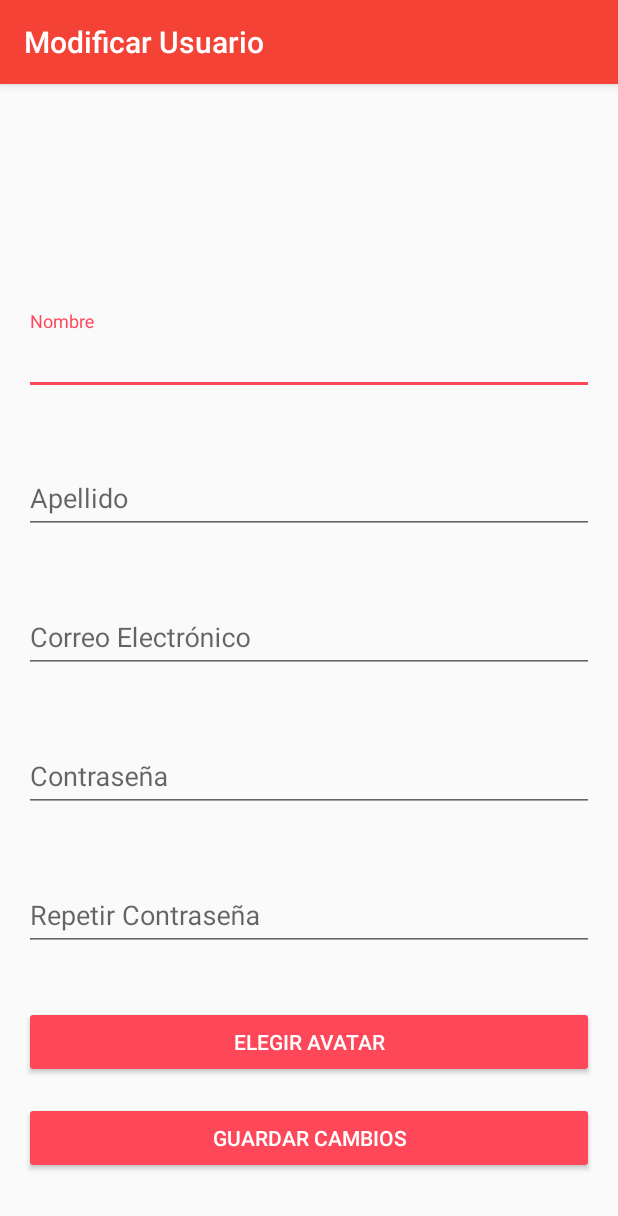
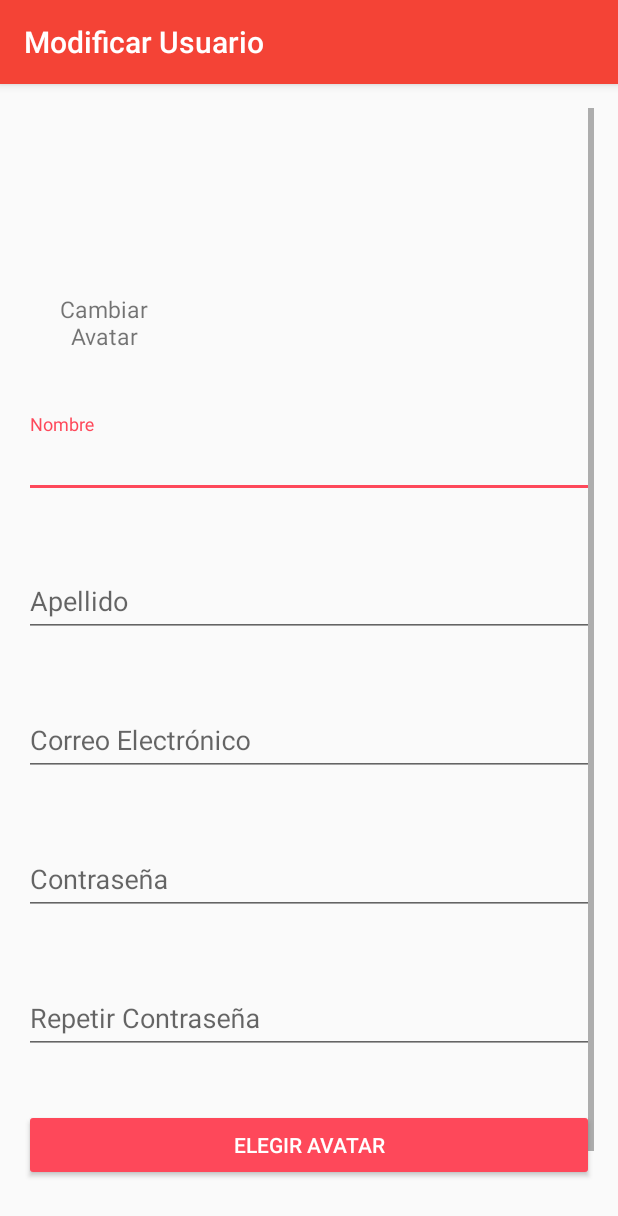
Before and after one commit to nicolaseirin/QuickSplit, an Android app: the ModifyUserActivity screen opened directly, with no data from a screen before it, on a phone screen of 412 x 824 dp. Shown: the top 1216 px of the screen. Run offline under Robolectric (Android 15) with nearby library versions, the phone set to English and light mode, and no system bars; our stand-ins replace CircleImageView; libraries missing offline, so code that uses them is left out: com.auth0.android; 5 statements that could not run were skipped.

Commit message:
Implemented avatar at all

```diff
--- a/src/FrontEnd/app/src/main/java/org/quicksplit/ui/ModifyUserActivity.java
+++ b/src/FrontEnd/app/src/main/java/org/quicksplit/ui/ModifyUserActivity.java
@@ -1,13 +1,12 @@
 package org.quicksplit.ui;
 
 import android.Manifest;
+import android.app.ProgressDialog;
 import android.content.Intent;
-import android.content.SharedPreferences;
 import android.content.pm.PackageManager;
 import android.database.Cursor;
 import android.net.Uri;
 import android.os.Bundle;
-import android.preference.PreferenceManager;
 import android.provider.MediaStore;
 import android.support.design.widget.TextInputLayout;
 import android.support.v4.app.ActivityCompat;
@@ -19,11 +18,9 @@ import android.widget.ImageView;
 import android.widget.TextView;
 import android.widget.Toast;
 
-import com.auth0.android.jwt.Claim;
-import com.auth0.android.jwt.JWT;
-
 import org.quicksplit.R;
 import org.quicksplit.ServiceGenerator;
+import org.quicksplit.TokenManager;
 import org.quicksplit.Utils;
 import org.quicksplit.models.User;
 import org.quicksplit.service.UserClient;
@@ -41,11 +38,7 @@ public class ModifyUserActivity extends AppCompatActivity implements View.OnClic
 
     private static int RESULT_LOAD_IMAGE = 1;
 
-    private String token;
-    private String userId;
     private User user;
-
-    private String filePath;
     private File file;
 
     private TextView mBigNameLastname;
@@ -110,15 +103,12 @@ public class ModifyUserActivity extends AppCompatActivity implements View.OnClic
     }
 
     private void getUserData() {
-        SharedPreferences preferences = PreferenceManager.getDefaultSharedPreferences(ModifyUserActivity.this);
-        token = preferences.getString("token", null);
+        TokenManager tokenManager = new TokenManager(this);
 
-        JWT parsedJWT = new JWT(token);
-        Claim subscriptionMetaData = parsedJWT.getClaim("Id");
-        userId = subscriptionMetaData.asString();
+        UserClient client = ServiceGenerator.createService(UserClient.class, tokenManager.getToken());
+        Call<User> call = client.getUser(tokenManager.getUserIdFromToken());
 
-        UserClient client = ServiceGenerator.createService(UserClient.class, token);
-        Call<User> call = client.getUser(userId);
+        final ProgressDialog loading = ProgressDialog.show(this, "Recuperando datos", "Espere...", false, false);
 
         call.enqueue(new Callback<User>() {
             @Override
@@ -126,14 +116,17 @@ public class ModifyUserActivity extends AppCompatActivity implements View.OnClic
                 if (response.isSuccessful()) {
                     user = response.body();
                     loadUserData();
+                    loading.dismiss();
                 } else {
                     Toast.makeText(ModifyUserActivity.this, "Error al solicitar la edición de datos.", Toast.LENGTH_SHORT).show();
+                    loading.dismiss();
                 }
             }
 
             @Override
             public void onFailure(Call<User> call, Throwable t) {
                 Toast.makeText(ModifyUserActivity.this, "Error al solicitar la edición de datos.", Toast.LENGTH_SHORT).show();
+                loading.dismiss();
             }
         });
     }
@@ -149,14 +142,18 @@ public class ModifyUserActivity extends AppCompatActivity implements View.OnClic
     }
 
     private void updateUserData() {
+
+        TokenManager tokenManager = new TokenManager(this);
+
         User newUser = new User();
+
         newUser.setName(mTextName.getText().toString());
         newUser.setLastName(mTextLastName.getText().toString());
         newUser.setMail(mTextEmail.getText().toString());
         newUser.setPassword(mTextPassword.getText().toString());
 
-        UserClient client = ServiceGenerator.createService(UserClient.class, token);
-        Call<User> call = client.editUser(userId, newUser);
+        UserClient client = ServiceGenerator.createService(UserClient.class, tokenManager.getToken());
+        Call<User> call = client.editUser(tokenManager.getUserIdFromToken(), newUser);
         call.enqueue(new Callback<User>() {
             @Override
             public void onResponse(Call<User> call, Response<User> response) {
@@ -165,8 +162,6 @@ public class ModifyUserActivity extends AppCompatActivity implements View.OnClic
                 } else {
                     Toast.makeText(ModifyUserActivity.this, "Error al intentar modificar datos.", Toast.LENGTH_SHORT).show();
                 }
-
-
             }
 
             @Override
@@ -190,10 +185,8 @@ public class ModifyUserActivity extends AppCompatActivity implements View.OnClic
     @Override
     protected void onActivityResult(int recuestCode, int resultCode, Intent data) {
         super.onActivityResult(recuestCode, resultCode, data);
+
         if (recuestCode == RESULT_LOAD_IMAGE && resultCode == RESULT_OK && data != null) {
-            //Uri selectedImage = data.getData();
-            //String path = selectedImage.getPath();
-
             Uri selectedImage = data.getData();
             String[] filePath = {MediaStore.Images.Media.DATA};
             Cursor c = getContentResolver().query(selectedImage, filePath,
@@ -209,23 +202,16 @@ public class ModifyUserActivity extends AppCompatActivity implements View.OnClic
 
     private void uploadToServer(String filePath) {
 
-        this.filePath = filePath;
+        TokenManager tokenManager = new TokenManager(this);
 
-        SharedPreferences preferences = PreferenceManager.getDefaultSharedPreferences(ModifyUserActivity.this);
-        token = preferences.getString("token", null);
-
-        JWT parsedJWT = new JWT(token);
-        Claim subscriptionMetaData = parsedJWT.getClaim("Id");
-        userId = subscriptionMetaData.asString();
-
-        UserClient client = ServiceGenerator.createService(UserClient.class, token);
+        UserClient client = ServiceGenerator.createService(UserClient.class, tokenManager.getToken());
 
         file = new File(filePath);
 
         RequestBody fileReqBody = RequestBody.create(MediaType.parse("image/" + filePath.substring(filePath.lastIndexOf(".") + 1)), file);
         MultipartBody.Part part = MultipartBody.Part.createFormData("image", file.getName(), fileReqBody);
 
-        Call call = client.setUserAvatar(userId, part);
+        Call call = client.setUserAvatar(tokenManager.getUserIdFromToken(), part);
         call.enqueue(new Callback() {
             @Override
             public void onResponse(Call call, Response response) {
--- a/src/FrontEnd/app/src/main/res/layout/activity_modify_user.xml
+++ b/src/FrontEnd/app/src/main/res/layout/activity_modify_user.xml
@@ -44,21 +44,33 @@
                     android:layout_height="wrap_content"
                     android:orientation="horizontal">
 
+                    <LinearLayout
+                        android:layout_width="wrap_content"
+                        android:layout_height="wrap_content"
+                        android:orientation="vertical">
+
                     <de.hdodenhof.circleimageview.CircleImageView
                         android:id="@+id/img_avatar"
-                        android:layout_width="104dp"
+                        android:layout_width="110dp"
                         android:layout_height="119dp" />
 
-                    <!--<ImageView
-                        android:id="@+id/img_avatar"
-                        android:layout_width="104dp"
-                        android:layout_height="119dp" />-->
+                        <TextView
+                            android:layout_width="100dp"
+                            android:textAlignment="center"
+                            android:layout_height="wrap_content"
+                            android:layout_marginLeft="3dp"
+                            android:layout_marginTop="4dp"
+                            android:textSize="15dp"
+                            android:text="Cambiar Avatar"/>
+
+                    </LinearLayout>
+
 
                     <LinearLayout
-                        android:layout_width="match_parent"
+                        android:layout_width="wrap_content"
                         android:layout_height="wrap_content"
-                        android:layout_marginTop="25dp"
-                        android:orientation="vertical">
+                        android:orientation="vertical"
+                        android:layout_marginTop="20dp">
 
                         <TextView
                             android:id="@+id/txt_bigNameLastname"
@@ -82,7 +94,8 @@
                 <LinearLayout
                     android:layout_width="match_parent"
                     android:layout_height="wrap_content"
-                    android:orientation="vertical">
+                    android:orientation="vertical"
+                    android:layout_marginTop="25dp">
 
                     <android.support.design.widget.TextInputLayout
                         android:id="@+id/lblError_txtName"
```
